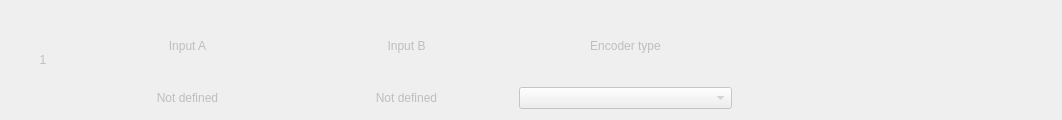
Qt form widgets/encoders.ui (FreeJoy-Team/FreeJoyConfiguratorQt) before a commit.
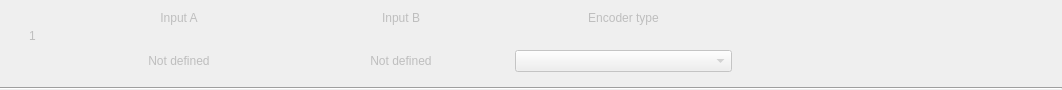
The same form after that commit.

Diff of the .ui file:
```diff
--- a/widgets/encoders.ui
+++ b/widgets/encoders.ui
@@ -7,19 +7,50 @@
     <x>0</x>
     <y>0</y>
     <width>1062</width>
-    <height>120</height>
+    <height>90</height>
    </rect>
   </property>
   <property name="minimumSize">
    <size>
     <width>0</width>
-    <height>120</height>
+    <height>90</height>
    </size>
   </property>
   <property name="windowTitle">
    <string>Form</string>
   </property>
-  <layout class="QGridLayout" name="gridLayout" rowstretch="3,10" columnstretch="3,10,10,10,15">
+  <layout class="QGridLayout" name="gridLayout" rowstretch="3,3,0" columnstretch="3,10,10,10,15">
+   <property name="leftMargin">
+    <number>0</number>
+   </property>
+   <property name="topMargin">
+    <number>0</number>
+   </property>
+   <property name="rightMargin">
+    <number>0</number>
+   </property>
+   <property name="bottomMargin">
+    <number>0</number>
+   </property>
+   <property name="horizontalSpacing">
+    <number>6</number>
+   </property>
+   <property name="verticalSpacing">
+    <number>15</number>
+   </property>
+   <item row="1" column="3">
+    <widget class="QComboBox" name="comboBox_EncoderType">
+     <property name="enabled">
+      <bool>false</bool>
+     </property>
+     <property name="sizePolicy">
+      <sizepolicy hsizetype="Preferred" vsizetype="Fixed">
+       <horstretch>0</horstretch>
+       <verstretch>0</verstretch>
+      </sizepolicy>
+     </property>
+    </widget>
+   </item>
    <item row="1" column="1">
     <widget class="QLabel" name="label_ButtonNumberA">
      <property name="enabled">
@@ -33,6 +64,32 @@
      </property>
     </widget>
    </item>
+   <item row="0" column="3">
+    <widget class="QLabel" name="text_EncoderType">
+     <property name="enabled">
+      <bool>false</bool>
+     </property>
+     <property name="text">
+      <string>Encoder type</string>
+     </property>
+     <property name="alignment">
+      <set>Qt::AlignCenter</set>
+     </property>
+    </widget>
+   </item>
+   <item row="0" column="1">
+    <widget class="QLabel" name="text_InputA">
+     <property name="enabled">
+      <bool>false</bool>
+     </property>
+     <property name="text">
+      <string>Input A</string>
+     </property>
+     <property name="alignment">
+      <set>Qt::AlignCenter</set>
+     </property>
+    </widget>
+   </item>
    <item row="1" column="2">
     <widget class="QLabel" name="label_ButtonNumberB">
      <property name="enabled">
@@ -46,13 +103,6 @@
      </property>
     </widget>
    </item>
-   <item row="1" column="3">
-    <widget class="QComboBox" name="comboBox_EncoderType">
-     <property name="enabled">
-      <bool>false</bool>
-     </property>
-    </widget>
-   </item>
    <item row="0" column="4">
     <spacer name="horizontalSpacer">
      <property name="orientation">
@@ -66,19 +116,6 @@
      </property>
     </spacer>
    </item>
-   <item row="0" column="1">
-    <widget class="QLabel" name="text_InputA">
-     <property name="enabled">
-      <bool>false</bool>
-     </property>
-     <property name="text">
-      <string>Input A</string>
-     </property>
-     <property name="alignment">
-      <set>Qt::AlignCenter</set>
-     </property>
-    </widget>
-   </item>
    <item row="0" column="2">
     <widget class="QLabel" name="text_InputB">
      <property name="enabled">
@@ -92,19 +129,6 @@
      </property>
     </widget>
    </item>
-   <item row="0" column="3">
-    <widget class="QLabel" name="text_EncoderType">
-     <property name="enabled">
-      <bool>false</bool>
-     </property>
-     <property name="text">
-      <string>Encoder type</string>
-     </property>
-     <property name="alignment">
-      <set>Qt::AlignCenter</set>
-     </property>
-    </widget>
-   </item>
    <item row="0" column="0" rowspan="2">
     <widget class="QLabel" name="label_EncoderIndex">
      <property name="enabled">
@@ -118,6 +142,16 @@
      </property>
     </widget>
    </item>
+   <item row="2" column="0" colspan="5">
+    <widget class="Line" name="line">
+     <property name="frameShadow">
+      <enum>QFrame::Sunken</enum>
+     </property>
+     <property name="orientation">
+      <enum>Qt::Horizontal</enum>
+     </property>
+    </widget>
+   </item>
   </layout>
  </widget>
  <resources/>
```
